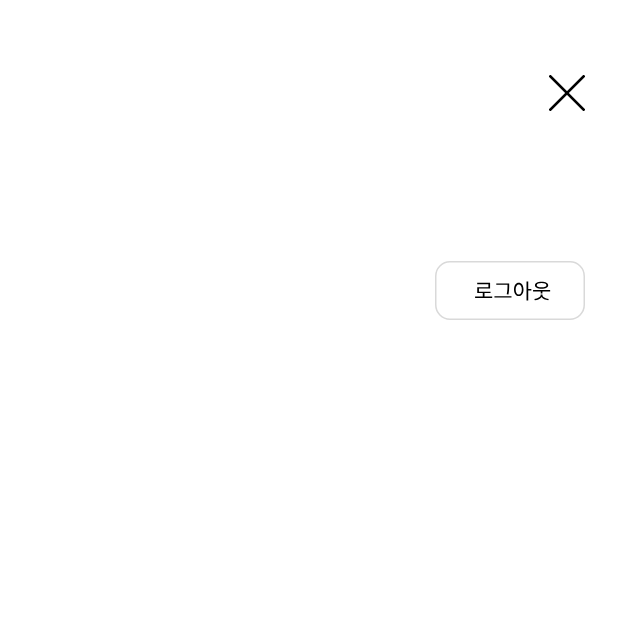
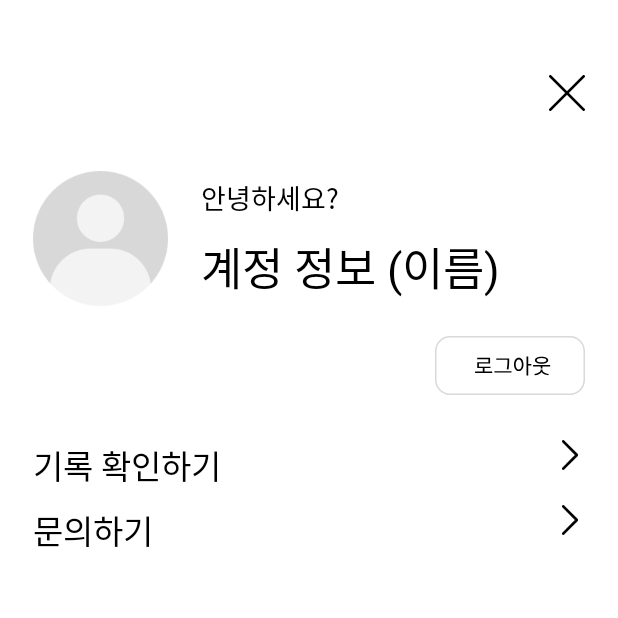
Before and after one commit to Donggrami/Donggrami-Earth1round-AOS, an Android app: the fragment SettingFragment shown on its own in the app's theme, on a phone screen of 412 x 824 dp, the top half of it. Run offline under Robolectric (Android 15) with nearby library versions, the phone set to English and light mode, and no system bars; 1 statement that could not run was skipped.

Commit message:
[FEAT] Setting xml 2

```diff
--- /dev/null
+++ b/app/src/main/res/drawable/ic_arrow_right.xml
@@ -0,0 +1,13 @@
+<vector xmlns:android="http://schemas.android.com/apk/res/android"
+    android:width="12dp"
+    android:height="22dp"
+    android:viewportWidth="12"
+    android:viewportHeight="22">
+  <path
+      android:pathData="M1,1L11,11L1,21"
+      android:strokeLineJoin="round"
+      android:strokeWidth="2"
+      android:fillColor="#00000000"
+      android:strokeColor="#000000"
+      android:strokeLineCap="round"/>
+</vector>
--- a/app/src/main/res/layout/fragment_setting.xml
+++ b/app/src/main/res/layout/fragment_setting.xml
@@ -15,14 +15,124 @@
         app:layout_constraintEnd_toEndOf="parent"
         app:layout_constraintTop_toTopOf="parent"/>
 
+
+    <ImageView
+        android:id="@+id/setting_profile_img_iv"
+        android:layout_width="90dp"
+        android:layout_height="90dp"
+        android:layout_marginStart="22dp"
+        android:layout_marginTop="40dp"
+        android:src="@drawable/basic_profile"
+        app:layout_constraintStart_toStartOf="parent"
+        app:layout_constraintTop_toBottomOf="@id/setting_close_iv"/>
+
+
+    <androidx.constraintlayout.widget.ConstraintLayout
+        android:id="@+id/setting_profile_text_cl"
+        android:layout_width="0dp"
+        android:layout_height="wrap_content"
+        android:layout_marginStart="22dp"
+        android:layout_marginEnd="22dp"
+        app:layout_constraintTop_toTopOf="@+id/setting_profile_img_iv"
+        app:layout_constraintBottom_toBottomOf="@+id/setting_profile_img_iv"
+        app:layout_constraintStart_toEndOf="@+id/setting_profile_img_iv"
+        app:layout_constraintEnd_toEndOf="parent">
+
+        <TextView
+            android:id="@+id/setting_profile_hello_tv"
+            android:layout_width="wrap_content"
+            android:layout_height="wrap_content"
+            android:text="안녕하세요?"
+            android:textColor="@color/black"
+            android:textSize="18sp"
+            app:layout_constraintStart_toStartOf="parent"
+            app:layout_constraintTop_toTopOf="parent"/>
+
+        <TextView
+            android:id="@+id/setting_profile_name_tv"
+            android:layout_width="wrap_content"
+            android:layout_height="wrap_content"
+            android:layout_marginTop="10dp"
+            android:text="계정 정보 (이름)"
+            android:textColor="@color/black"
+            android:textSize="30sp"
+            app:layout_constraintStart_toStartOf="parent"
+            app:layout_constraintTop_toBottomOf="@id/setting_profile_hello_tv"/>
+
+    </androidx.constraintlayout.widget.ConstraintLayout>
+
+
     <ImageView
         android:id="@+id/setting_logout_iv"
         android:layout_width="100dp"
         android:layout_height="39dp"
-        android:layout_marginTop="100dp"
+        android:layout_marginTop="150dp"
         android:layout_marginEnd="22dp"
         android:src="@drawable/ic_logout"
         app:layout_constraintEnd_toEndOf="parent"
         app:layout_constraintTop_toBottomOf="@id/setting_close_iv"/>
 
+
+    <androidx.constraintlayout.widget.ConstraintLayout
+        android:id="@+id/setting_menu_record_cl"
+        android:layout_width="match_parent"
+        android:layout_height="wrap_content"
+        android:layout_marginTop="30dp"
+        android:layout_marginStart="22dp"
+        android:layout_marginEnd="22dp"
+        app:layout_constraintStart_toStartOf="parent"
+        app:layout_constraintEnd_toEndOf="parent"
+        app:layout_constraintTop_toBottomOf="@id/setting_logout_iv">
+
+        <TextView
+            android:id="@+id/setting_record_tv"
+            android:layout_width="wrap_content"
+            android:layout_height="wrap_content"
+            android:text="기록 확인하기"
+            android:textColor="@color/black"
+            android:textSize="22sp"
+            app:layout_constraintStart_toStartOf="parent"
+            app:layout_constraintTop_toTopOf="parent"/>
+
+        <ImageView
+            android:id="@+id/setting_record_arrow_iv"
+            android:layout_width="20dp"
+            android:layout_height="20dp"
+            android:src="@drawable/ic_arrow_right"
+            app:layout_constraintEnd_toEndOf="parent"
+            app:layout_constraintTop_toTopOf="parent"/>
+
+    </androidx.constraintlayout.widget.ConstraintLayout>
+
+    <androidx.constraintlayout.widget.ConstraintLayout
+        android:id="@+id/setting_menu_question_cl"
+        android:layout_width="match_parent"
+        android:layout_height="wrap_content"
+        android:layout_marginTop="10dp"
+        android:layout_marginStart="22dp"
+        android:layout_marginEnd="22dp"
+        app:layout_constraintStart_toStartOf="parent"
+        app:layout_constraintEnd_toEndOf="parent"
+        app:layout_constraintTop_toBottomOf="@id/setting_menu_record_cl">
+
+        <TextView
+            android:id="@+id/setting_question_tv"
+            android:layout_width="wrap_content"
+            android:layout_height="wrap_content"
+            android:text="문의하기"
+            android:textColor="@color/black"
+            android:textSize="22sp"
+            app:layout_constraintStart_toStartOf="parent"
+            app:layout_constraintTop_toTopOf="parent"/>
+
+        <ImageView
+            android:id="@+id/setting_question_arrow_iv"
+            android:layout_width="20dp"
+            android:layout_height="20dp"
+            android:src="@drawable/ic_arrow_right"
+            app:layout_constraintEnd_toEndOf="parent"
+            app:layout_constraintTop_toTopOf="parent"/>
+
+    </androidx.constraintlayout.widget.ConstraintLayout>
+
 </androidx.constraintlayout.widget.ConstraintLayout>
```
Also changed, not shown: app/src/main/res/drawable/basic_profile.png (added).
